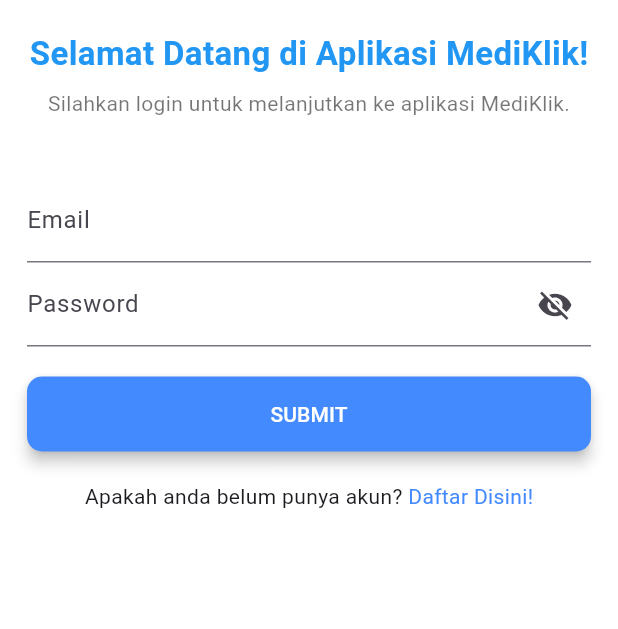
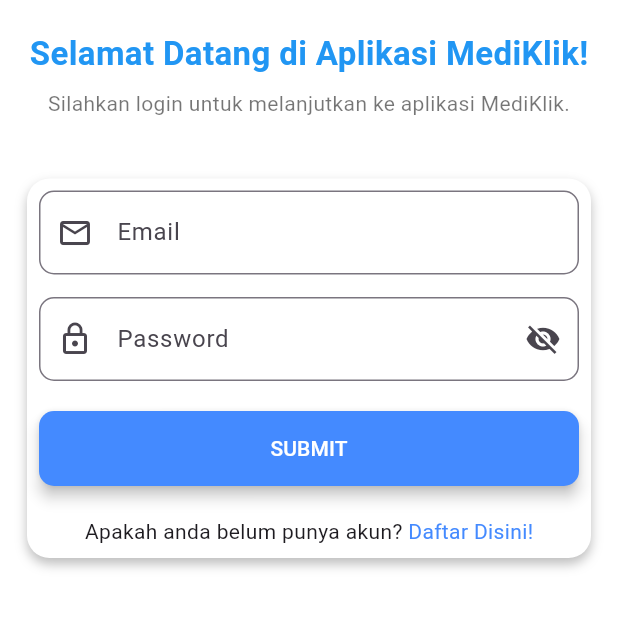
Before and after one commit to HildaKholifah/UTSPAM_D_IF5B_0706, a Flutter app: the screen it shows after launch, on a phone screen of 412 x 824 dp, the part 462-1091 px from its top. Run offline on Flutter 3.47's test engine with Material 3 defaults, Android fonts, the phone set to English and light mode, and no system bars; our stand-ins replace image_picker, sqflite; accounts and stored records are empty.

Commit message:
Memperbaiki UI login_page

```diff
--- a/lib/presentation/login_page.dart
+++ b/lib/presentation/login_page.dart
@@ -58,7 +58,20 @@ class _LoginPageState extends State<LoginPage> {
 
                 SizedBox(height: 40),
 
-                Column(
+                Container(
+                  padding: const EdgeInsets.all(8.0),
+                  decoration: BoxDecoration(
+                    color: Colors.white,
+                    borderRadius: BorderRadius.circular(15),
+                    boxShadow: [
+                      BoxShadow(
+                        color: Colors.black26,
+                        blurRadius: 6,
+                        offset: Offset(0, 4),
+                      ),
+                    ],
+                  ),
+                  child: Column(
                     children: [
                       TextFormField(
                         controller: _emailCtr,
@@ -78,8 +91,14 @@ class _LoginPageState extends State<LoginPage> {
                         decoration: InputDecoration(
                           label: Text("Email"),
                           hintText: "Masukkan Email",
+                          prefixIcon: Icon(Icons.email_outlined),
+                          border: OutlineInputBorder(
+                            borderRadius: BorderRadius.circular(10),
                           ),
                         ),
+                      ),
+
+                      SizedBox(height: 15),
 
                       TextFormField(
                         controller: _passCtr,
@@ -100,15 +119,21 @@ class _LoginPageState extends State<LoginPage> {
                         decoration: InputDecoration(
                           label: Text("Password"),
                           hintText: "Masukkan Password",
+                          prefixIcon: Icon(Icons.lock_outline),
                           suffixIcon: IconButton(
                             icon: Icon(
-                            isObscure ? Icons.visibility_off : Icons.visibility,
+                              isObscure
+                                  ? Icons.visibility_off
+                                  : Icons.visibility,
                             ),
                             onPressed: () {
                               setState(() {
                                 isObscure = !isObscure;
                               });
                             },
+                          ),
+                          border: OutlineInputBorder(
+                            borderRadius: BorderRadius.circular(10),
                           ),
                         ),
                       ),
@@ -203,6 +228,7 @@ class _LoginPageState extends State<LoginPage> {
                       ),
                     ],
                   ),
+                ),
               ],
             ),
           ),
```
Lines whose indentation alone changed are shown as unchanged.
